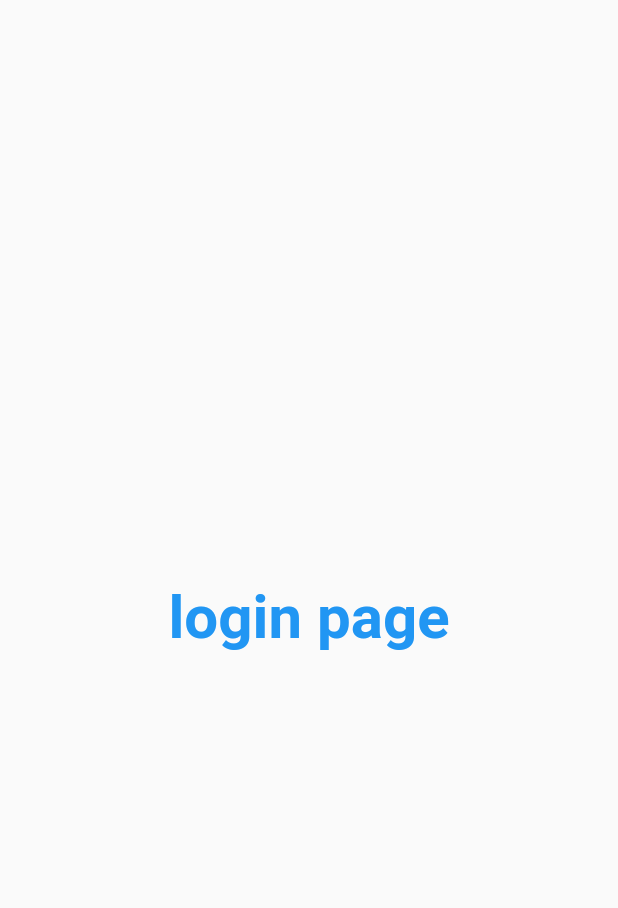
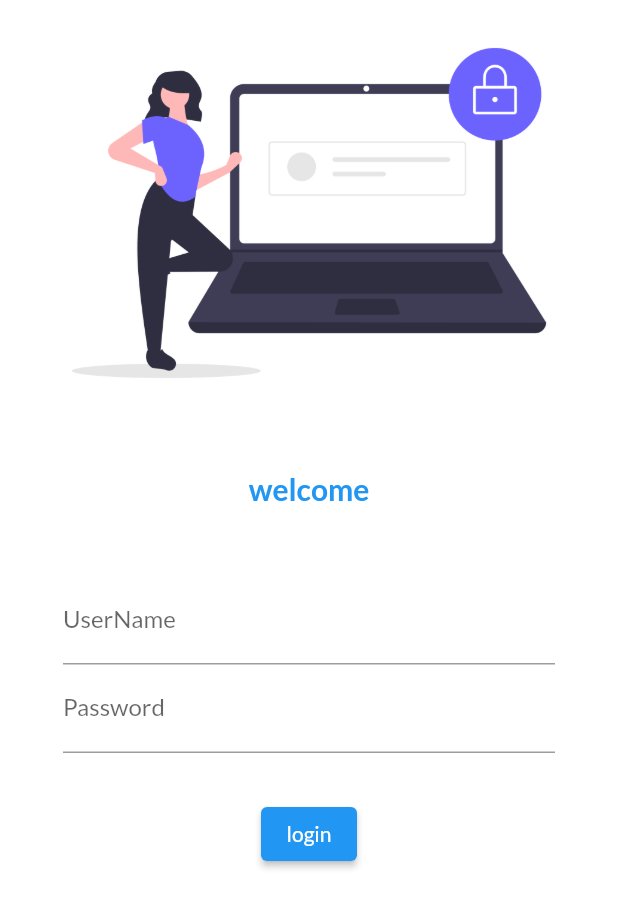
Before and after one commit to Amit-Singh-14/Learinng-Flutter, a Flutter app: the screen it shows after launch, on a phone screen of 412 x 824 dp. Shown: the top 908 px of the screen. Run offline on Flutter 3.47's test engine with Material 2 defaults, Android fonts, the phone set to English and light mode, and no system bars; our stand-ins replace google_fonts.

Commit message:
day4 completed

```diff
--- a/lib/main.dart
+++ b/lib/main.dart
@@ -1,9 +1,10 @@
 import 'package:flutter/material.dart';
 import 'package:flutter_application_1/pages/home_page.dart';
-import 'package:flutter_application_1/pages/login_page.dart'; // import matrial.dart its a library
+import 'package:flutter_application_1/pages/login_page.dart';
+import 'package:google_fonts/google_fonts.dart';
 
 void main() {
-  runApp(MyApp()); // app run krne ke liye myapp name h
+  runApp(MyApp());
 }
 
 class MyApp extends StatelessWidget {
@@ -11,63 +12,19 @@ class MyApp extends StatelessWidget {
 
   @override
   Widget build(BuildContext context) {
-    // buildcontext se pata chalta h kossi cheze kah par h treee m]
-    // its really inp sara UI ka kaam yaha hota h
-
-    int day = 2;
-    String str = "singh";
-    bool ismale = true;
-
-    num x = 30; // num m hum dono store kr sakte h int and double
-
-    var y = "string ";
-    var z = 34; // var m koi bhi data type dal sakte compilor kudh dal deta h
-
-    const pi = 3.14; // constant define krne ke liye
-
-    bringveg(); // ye error nhi dega becuse deafult 200 le ra
-    bringveg2(
-        thela:
-            false); // required dalne se dalna pathta h vo even agar {} isme h
     return MaterialApp(
-      // home: homepage(),
-      // theme dalne ke liye according to the system
       themeMode: ThemeMode.light,
-
-      // light mai properties deni h toh we use theme
-      // themedata den aparedga
-      // primaryswatch ek color pallet mai design kr dta h
-      //colors class h
-      theme: ThemeData(primaryColor: Colors.cyan.shade100),
-      darkTheme: ThemeData(
-          brightness:
-              Brightness.dark), // we have to give theme data tabhi work karega
-
-//
-//
-      //    routes is like direction konsa page h kiadr open hoaga
-
-//
-//      ny deafult route dena h
+      theme: ThemeData(
+        primaryColor: Colors.cyan,
+        fontFamily: GoogleFonts.lato().fontFamily,
+      ),
+      darkTheme: ThemeData(brightness: Brightness.dark),
       initialRoute: "/",
-//     deaflut "/" ye hota h
-//
-
       routes: {
-        "/": (context) =>
-            LoginPage(), // "/" mtalb hi deafult homepage hota h toh upper dene ki zarurat nhi h
-        // dono jagah dene se error deta
-
-        "/home": (context) =>
-            HomePage(), // ye object h dart apne app new laga deta h
+        "/": (context) => LoginPage(),
+        "/home": (context) => HomePage(),
         "/login": (context) => LoginPage()
       },
     );
   }
-
-  // function bara rhe h
-  //note:- parameter dete time { } ye use kerke we can giv option ki do ya nh do
-  bringveg({int rupee = 200}) {}
-
-  bringveg2({required bool thela, int rupee = 200}) {}
 }
--- a/lib/pages/login_page.dart
+++ b/lib/pages/login_page.dart
@@ -6,16 +6,58 @@ class LoginPage extends StatelessWidget {
   @override
   Widget build(BuildContext context) {
     return Material(
-      child: Center(
-        child: Text(
-          "login page",
-          style: TextStyle(
-            fontSize: 40,
-            color: Colors.blue,
-            fontWeight: FontWeight.bold,
-          ),
-        ),
-      ),
-    );
+        color: Colors.white,
+        child: Column(
+          children: [
+            Image.asset(
+              "asests/images/login_img.png",
+              fit: BoxFit.cover,
+            ),
+            SizedBox(
+              height: 30.0,
+            ),
+            Text(
+              "welcome",
+              style: TextStyle(
+                fontSize: 20,
+                fontWeight: FontWeight.bold,
+                color: Colors.blue,
+              ),
+            ),
+            SizedBox(
+              height: 30.0,
+            ),
+            Padding(
+              padding:
+                  const EdgeInsets.symmetric(vertical: 16.0, horizontal: 42.0),
+              child: Column(
+                children: [
+                  TextFormField(
+                    decoration: InputDecoration(
+                      hintText: "enter user name ",
+                      labelText: "UserName",
+                    ),
+                  ),
+                  TextFormField(
+                    obscureText: true,
+                    decoration: InputDecoration(
+                      hintText: "enter password ",
+                      labelText: "Password",
+                    ),
+                  ),
+                  SizedBox(
+                    height: 30.0,
+                  ),
+                  ElevatedButton(
+                    child: Text("login"),
+                    onPressed: () {
+                      print("succesfull");
+                    },
+                  )
+                ],
+              ),
+            )
+          ],
+        ));
   }
 }
--- a/pubspec.yaml
+++ b/pubspec.yaml
@@ -34,6 +34,7 @@ dependencies:
   # The following adds the Cupertino Icons font to your application.
   # Use with the CupertinoIcons class for iOS style icons.
   cupertino_icons: ^1.0.2
+  google_fonts: ^3.0.1
 
 dev_dependencies:
   flutter_test:
@@ -58,8 +59,9 @@ flutter:
   uses-material-design: true
 
   # To add assets to your application, add an assets section, like this:
-  # assets:
-  #   - images/a_dot_burr.jpeg
+  assets:
+
+    - asests/images/
   #   - images/a_dot_ham.jpeg
 
   # An image asset can refer to one or more resolution-specific "variants", see
```
Also changed, not shown: asests/images/login_img.png (added), pubspec.lock, 1 other file.
